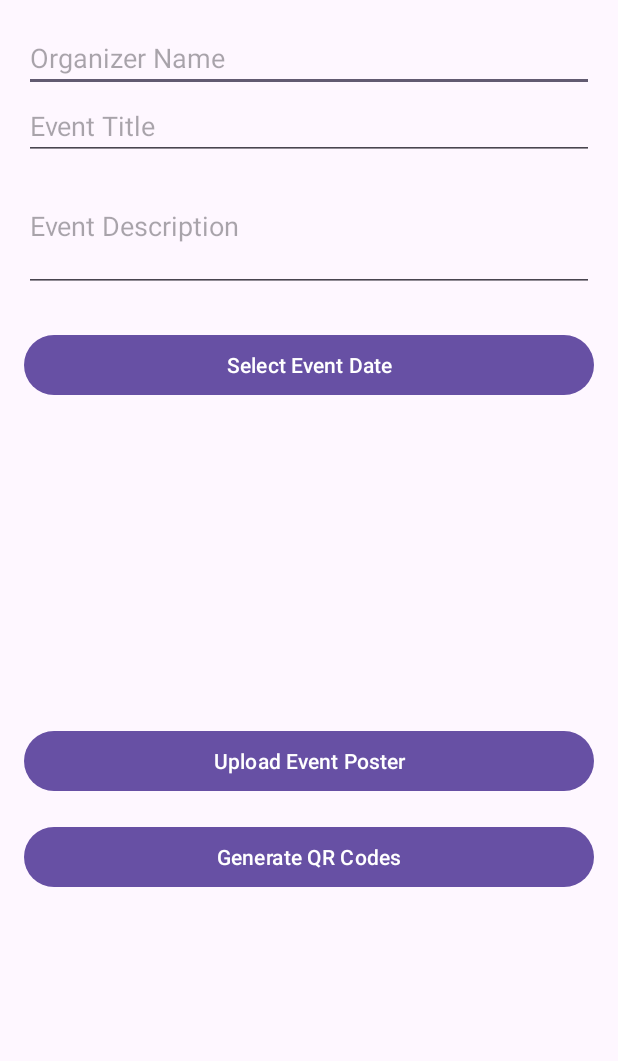
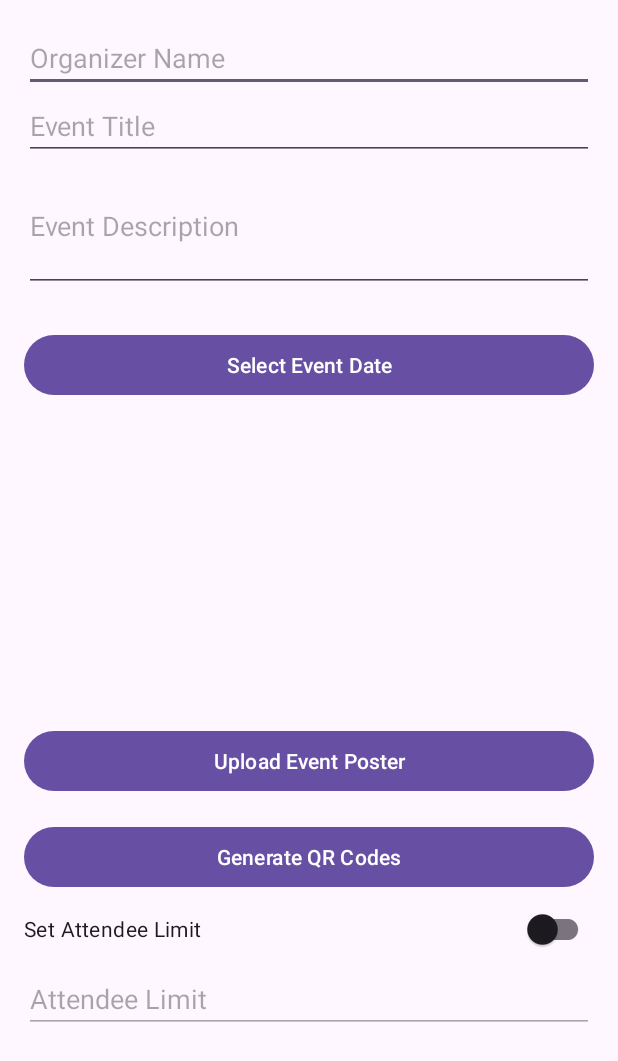
Before and after one commit to CMPUT301W24T53/Git-It-Done, an Android app: the CreateEventActivity screen opened directly, with no data from a screen before it, after a tap on "Generate QR Codes", on a phone screen of 412 x 824 dp. Shown: the top 1061 px of the screen. Run offline under Robolectric (Android 15) with nearby library versions, the phone set to English and light mode, and no system bars; our stand-ins replace Firebase (no records; nobody signed in at launch, a user with empty details on screens opened directly); libraries missing offline, so code that uses them is left out: com.journeyapps.barcodescanner.

Commit message:
Added option for organizer to limit attendee when creating event

```diff
--- a/app/src/main/java/com/example/gidevents/CreateEventActivity.java
+++ b/app/src/main/java/com/example/gidevents/CreateEventActivity.java
@@ -6,6 +6,8 @@ import android.content.Intent;
 import android.graphics.Bitmap;
 import android.net.Uri;
 import android.os.Bundle;
+import android.text.InputFilter;
+import android.text.Spanned;
 import android.text.TextUtils;
 import android.view.View;
 import android.webkit.MimeTypeMap;
@@ -33,6 +35,7 @@ import com.google.zxing.MultiFormatWriter;
 import com.google.zxing.WriterException;
 import com.google.zxing.common.BitMatrix;
 import com.journeyapps.barcodescanner.BarcodeEncoder;
+import com.google.android.material.switchmaterial.SwitchMaterial;
 
 import java.io.ByteArrayOutputStream;
 import java.util.Calendar;
@@ -44,7 +47,7 @@ import java.util.UUID;
 
 public class CreateEventActivity extends AppCompatActivity {
 
-    private EditText etOrganizerName, etEventTitle, etEventDescription;
+    private EditText etOrganizerName, etEventTitle, etEventDescription, etAttendeeLimit;
     private TextView tvSelectedDate;
     private ImageView ivEventPoster;
     private Button btnSelectDate, btnUploadPoster, btnGenerateQRCodes;
@@ -55,6 +58,8 @@ public class CreateEventActivity extends AppCompatActivity {
     private static final int PICK_IMAGE_REQUEST = 1;
     private Uri posterImageUri;
     private StorageReference qrCodeStorageRef;
+    private SwitchMaterial toggleAttendeeLimit;
+
 
     @Override
     protected void onCreate(Bundle savedInstanceState) {
@@ -74,6 +79,20 @@ public class CreateEventActivity extends AppCompatActivity {
         btnSelectDate = findViewById(R.id.btnSelectDate);
         btnUploadPoster = findViewById(R.id.btnUploadPoster);
         btnGenerateQRCodes = findViewById(R.id.btnGenerateQRCodes);
+        toggleAttendeeLimit = findViewById(R.id.toggleAttendeeLimit);
+        etAttendeeLimit = findViewById(R.id.etAttendeeLimit);
+
+        etAttendeeLimit.setEnabled(false);
+        etAttendeeLimit.setFilters(new InputFilter[] {
+                (source, start, end, dest, dstart, dend) -> {
+                    for(int i = start; i< end; i++) {
+                        if (!Character.isDigit((source.charAt(i)))) {
+                            return "";
+                        }
+                    }
+                    return null;
+                }
+        });
 
         btnSelectDate.setOnClickListener(new View.OnClickListener() {
             @Override
@@ -95,6 +114,10 @@ public class CreateEventActivity extends AppCompatActivity {
                 generateQRCodes();
             }
         });
+
+        toggleAttendeeLimit.setOnCheckedChangeListener(((buttonView, isChecked) -> {
+            etAttendeeLimit.setEnabled(isChecked);
+        }));
     }
 
     /**
@@ -152,6 +175,13 @@ public class CreateEventActivity extends AppCompatActivity {
         String eventTitle = etEventTitle.getText().toString().trim();
         String eventDescription = etEventDescription.getText().toString().trim();
         String eventDate = tvSelectedDate.getText().toString().trim();
+        String strAttendeeLimit = etAttendeeLimit.getText().toString().trim();
+        int attendeeLimit;
+        if (!strAttendeeLimit.isEmpty()) {
+            attendeeLimit = Integer.parseInt(strAttendeeLimit);
+        } else {
+            attendeeLimit = 0;
+        }
 
 
         if (TextUtils.isEmpty(organizerName) || TextUtils.isEmpty(eventTitle)
@@ -171,6 +201,7 @@ public class CreateEventActivity extends AppCompatActivity {
         eventData.put("eventDate", eventDate);
         eventData.put("checkInEventID", checkInEventId);
         eventData.put("eventID", eventId);
+        eventData.put("attendeeLimit", attendeeLimit);
 
         uploadPosterImage(posterImageUri)
                 .addOnSuccessListener(new OnSuccessListener<UploadTask.TaskSnapshot>() {
--- a/app/src/main/res/layout/activity_create_event.xml
+++ b/app/src/main/res/layout/activity_create_event.xml
@@ -65,6 +65,19 @@
             android:layout_marginTop="16dp"
             android:text="Generate QR Codes" />
 
+        <com.google.android.material.switchmaterial.SwitchMaterial
+            android:id="@+id/toggleAttendeeLimit"
+            android:layout_width="match_parent"
+            android:layout_height="wrap_content"
+            android:checked="false"
+            android:text="Set Attendee Limit" />
+
+        <EditText
+            android:id="@+id/etAttendeeLimit"
+            android:layout_width="match_parent"
+            android:layout_height="wrap_content"
+            android:hint="Attendee Limit" />
+
     </LinearLayout>
 
 </ScrollView>
```
